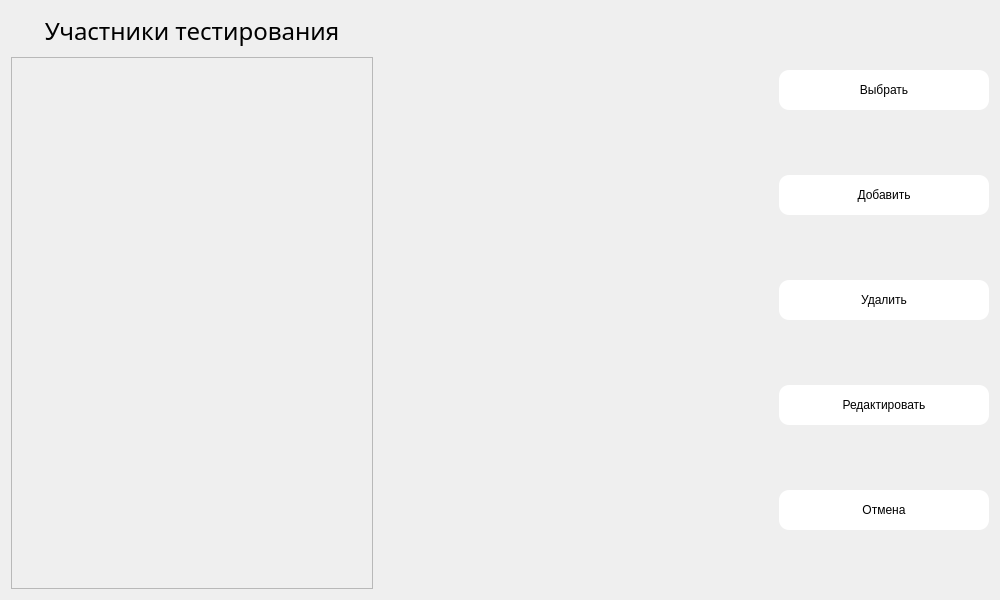
Old version of the form ui/auth/UserAuthWidget.ui in the repository xamlo721/PsychologyTestApp.
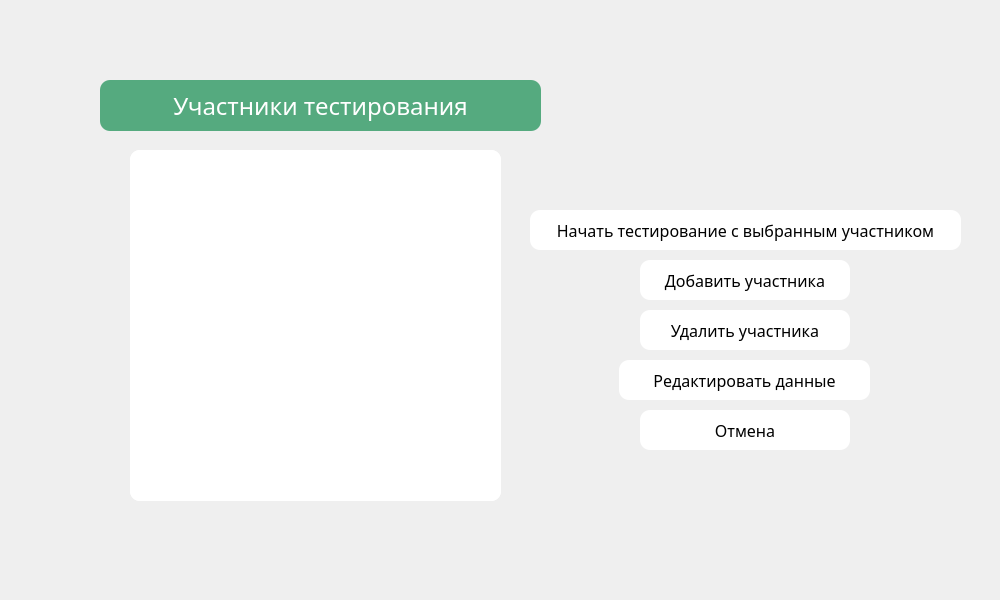
New version of the form. Icons and pictures are not drawn.

Commit message: design for auth

The edit to the form file:
```diff
--- a/ui/auth/UserAuthWidget.ui
+++ b/ui/auth/UserAuthWidget.ui
@@ -18,33 +18,27 @@
             background-image: url(&quot;:/pictures/back.png&quot;);
 }</string>
   </property>
-  <layout class="QHBoxLayout" name="horizontalLayout">
-   <item>
-    <layout class="QVBoxLayout" name="verticalLayout_2">
-     <item>
-      <widget class="QLabel" name="scrollArea_label">
-       <property name="minimumSize">
-        <size>
-         <width>0</width>
-         <height>40</height>
-        </size>
-       </property>
-       <property name="font">
-        <font>
-         <family>Malgun Gothic</family>
-         <pointsize>18</pointsize>
-        </font>
-       </property>
-       <property name="text">
-        <string>Участники тестирования</string>
-       </property>
-       <property name="alignment">
-        <set>Qt::AlignCenter</set>
-       </property>
-      </widget>
-     </item>
-     <item>
       <widget class="QScrollArea" name="scrollArea">
+   <property name="geometry">
+    <rect>
+     <x>130</x>
+     <y>150</y>
+     <width>371</width>
+     <height>351</height>
+    </rect>
+   </property>
+   <property name="font">
+    <font>
+     <family>Montserrat Medium</family>
+     <pointsize>12</pointsize>
+    </font>
+   </property>
+   <property name="styleSheet">
+    <string notr="true">border-radius:10px;
+background-color: rgb(255, 255, 255);
+border-color: rgb(0, 0, 0);
+border-right-color: rgb(0, 0, 0);</string>
+   </property>
        <property name="widgetResizable">
         <bool>true</bool>
        </property>
@@ -53,39 +47,80 @@
          <rect>
           <x>0</x>
           <y>0</y>
-          <width>354</width>
-          <height>532</height>
-         </rect>
-        </property>
-        <layout class="QVBoxLayout" name="verticalLayout_3"/>
-       </widget>
-      </widget>
-     </item>
-    </layout>
-   </item>
-   <item>
-    <spacer name="horizontalSpacer">
-     <property name="orientation">
-      <enum>Qt::Horizontal</enum>
-     </property>
-     <property name="sizeHint" stdset="0">
+      <width>371</width>
+      <height>351</height>
+     </rect>
+    </property>
+    <property name="styleSheet">
+     <string notr="true"/>
+    </property>
+   </widget>
+  </widget>
+  <widget class="QLabel" name="scrollArea_label">
+   <property name="geometry">
+    <rect>
+     <x>100</x>
+     <y>80</y>
+     <width>441</width>
+     <height>51</height>
+    </rect>
+   </property>
+   <property name="minimumSize">
       <size>
-       <width>400</width>
-       <height>20</height>
-      </size>
-     </property>
-    </spacer>
-   </item>
-   <item>
-    <layout class="QVBoxLayout" name="verticalLayout">
-     <item>
+     <width>0</width>
+     <height>40</height>
+    </size>
+   </property>
+   <property name="font">
+    <font>
+     <family>Montserrat Medium</family>
+     <pointsize>18</pointsize>
+    </font>
+   </property>
+   <property name="styleSheet">
+    <string notr="true">background-color: rgb(85, 170, 127);
+border-radius: 10px;
+color: rgb(255, 255, 255);</string>
+   </property>
+   <property name="text">
+    <string>Участники тестирования</string>
+   </property>
+   <property name="alignment">
+    <set>Qt::AlignCenter</set>
+   </property>
+  </widget>
+  <widget class="QWidget" name="horizontalLayoutWidget">
+   <property name="geometry">
+    <rect>
+     <x>460</x>
+     <y>450</y>
+     <width>160</width>
+     <height>80</height>
+    </rect>
+   </property>
+   <layout class="QHBoxLayout" name="horizontalLayout"/>
+  </widget>
       <widget class="QPushButton" name="auth_pushButton">
+   <property name="geometry">
+    <rect>
+     <x>530</x>
+     <y>210</y>
+     <width>431</width>
+     <height>40</height>
+    </rect>
+   </property>
        <property name="minimumSize">
         <size>
          <width>210</width>
          <height>40</height>
         </size>
        </property>
+   <property name="font">
+    <font>
+     <family>Montserrat Medium</family>
+     <pointsize>12</pointsize>
+    </font>
+   </property>
        <property name="styleSheet">
         <string notr="true">QPushButton {
 	border-radius: 10px;
@@ -96,18 +131,30 @@
 }</string>
        </property>
        <property name="text">
-        <string>Выбрать</string>
-       </property>
-      </widget>
-     </item>
-     <item>
+    <string>Начать тестирование с выбранным участником</string>
+   </property>
+  </widget>
       <widget class="QPushButton" name="add_pushButton">
+   <property name="geometry">
+    <rect>
+     <x>640</x>
+     <y>260</y>
+     <width>210</width>
+     <height>40</height>
+    </rect>
+   </property>
        <property name="minimumSize">
         <size>
          <width>210</width>
          <height>40</height>
         </size>
        </property>
+   <property name="font">
+    <font>
+     <family>Montserrat Medium</family>
+     <pointsize>12</pointsize>
+    </font>
+   </property>
        <property name="styleSheet">
         <string notr="true">QPushButton {
 	border-radius: 10px;
@@ -118,18 +165,30 @@
 }</string>
        </property>
        <property name="text">
-        <string>Добавить</string>
-       </property>
-      </widget>
-     </item>
-     <item>
+    <string>Добавить участника</string>
+   </property>
+  </widget>
       <widget class="QPushButton" name="remove_pushButton">
+   <property name="geometry">
+    <rect>
+     <x>640</x>
+     <y>310</y>
+     <width>210</width>
+     <height>40</height>
+    </rect>
+   </property>
        <property name="minimumSize">
         <size>
          <width>210</width>
          <height>40</height>
         </size>
        </property>
+   <property name="font">
+    <font>
+     <family>Montserrat Medium</family>
+     <pointsize>12</pointsize>
+    </font>
+   </property>
        <property name="styleSheet">
         <string notr="true">QPushButton {
 	border-radius: 10px;
@@ -140,43 +199,33 @@
 }</string>
        </property>
        <property name="text">
-        <string>Удалить</string>
+    <string>Удалить участника</string>
        </property>
        <property name="checkable">
         <bool>false</bool>
        </property>
       </widget>
-     </item>
-     <item>
-      <widget class="QPushButton" name="edit_pushButton">
-       <property name="minimumSize">
-        <size>
-         <width>210</width>
-         <height>40</height>
-        </size>
-       </property>
-       <property name="styleSheet">
-        <string notr="true">QPushButton {
-	border-radius: 10px;
-	background-color: rgb(255, 255, 255);
-}
-QPushButton:hover {
-        background-color: rgba(216, 249, 255);
-}</string>
-       </property>
-       <property name="text">
-        <string>Редактировать</string>
-       </property>
-      </widget>
-     </item>
-     <item>
       <widget class="QPushButton" name="cancel_pushButton">
+   <property name="geometry">
+    <rect>
+     <x>640</x>
+     <y>410</y>
+     <width>210</width>
+     <height>40</height>
+    </rect>
+   </property>
        <property name="minimumSize">
         <size>
          <width>210</width>
          <height>40</height>
         </size>
        </property>
+   <property name="font">
+    <font>
+     <family>Montserrat Medium</family>
+     <pointsize>12</pointsize>
+    </font>
+   </property>
        <property name="styleSheet">
         <string notr="true">QPushButton {
 	border-radius: 10px;
@@ -190,10 +239,40 @@
         <string>Отмена</string>
        </property>
       </widget>
-     </item>
-    </layout>
-   </item>
-  </layout>
+  <widget class="QPushButton" name="edit_pushButton">
+   <property name="geometry">
+    <rect>
+     <x>619</x>
+     <y>360</y>
+     <width>251</width>
+     <height>40</height>
+    </rect>
+   </property>
+   <property name="minimumSize">
+    <size>
+     <width>210</width>
+     <height>40</height>
+    </size>
+   </property>
+   <property name="font">
+    <font>
+     <family>Montserrat Medium</family>
+     <pointsize>12</pointsize>
+    </font>
+   </property>
+   <property name="styleSheet">
+    <string notr="true">QPushButton {
+	border-radius: 10px;
+	background-color: rgb(255, 255, 255);
+}
+QPushButton:hover {
+        background-color: rgba(216, 249, 255);
+}</string>
+   </property>
+   <property name="text">
+    <string>Редактировать данные</string>
+   </property>
+  </widget>
  </widget>
  <resources/>
  <connections/>
```
Lines whose indentation alone changed are shown as unchanged. The commit also changes 5 other files.
